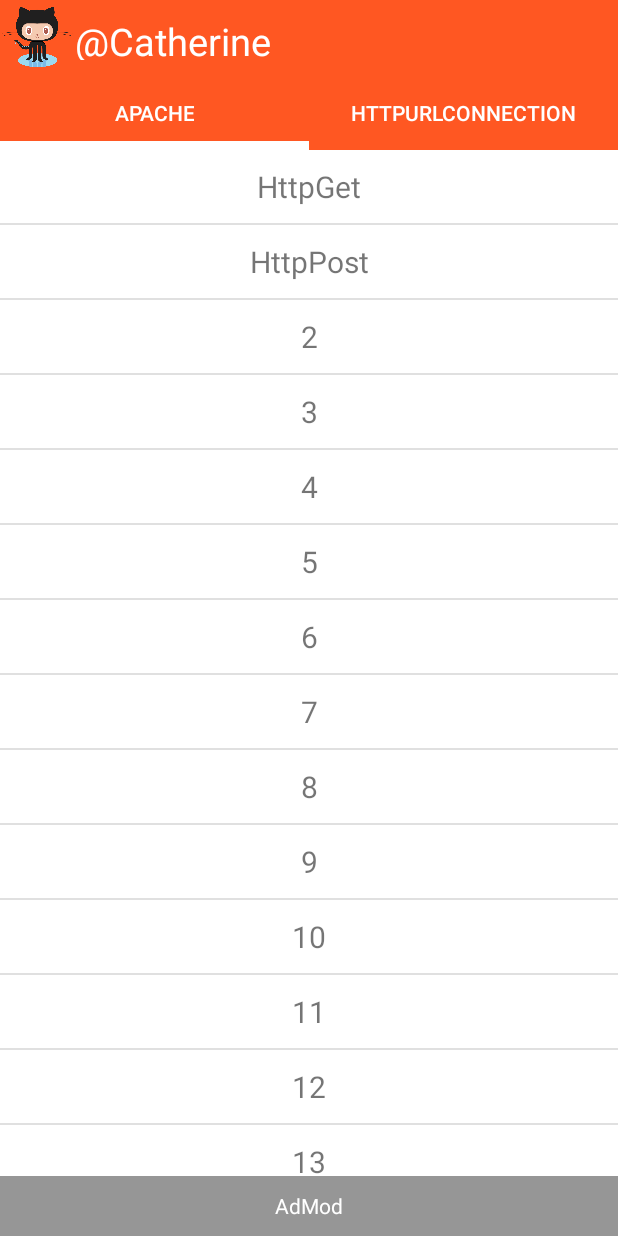
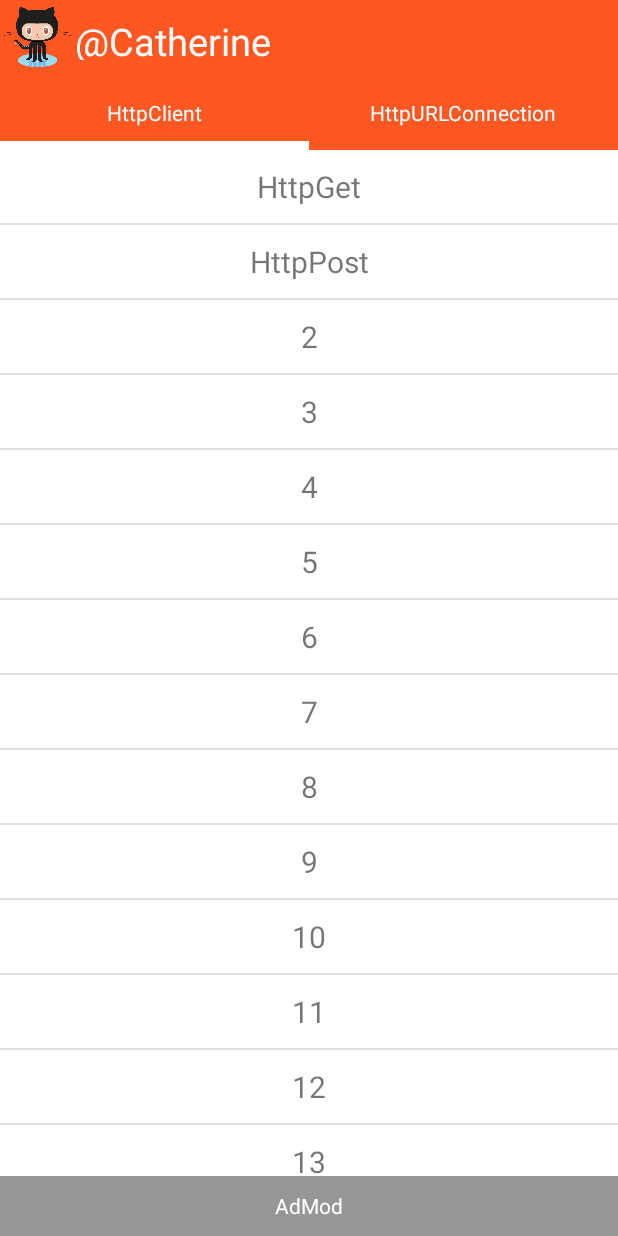
Before and after one commit to Catherine22/WebServices, an Android app: the screen it shows after launch (MainActivity), on a phone screen of 412 x 824 dp. Run offline under Robolectric (Android 15) with nearby library versions, the light colour scheme and no system bars.

Commit message:
fixed tablayout upper case problem

```diff
--- a/app/src/main/java/com/catherine/webservices/adapters/MainViewPagerAdapter.java
+++ b/app/src/main/java/com/catherine/webservices/adapters/MainViewPagerAdapter.java
@@ -18,7 +18,7 @@ public class MainViewPagerAdapter extends FragmentPagerAdapter {
         super(fm);
     }
 
-    private String[] mTitles = new String[]{"Apache", "HttpURLConnection"};
+    private String[] mTitles = new String[]{"HttpClient", "HttpURLConnection"};
 
     @Override
     public Fragment getItem(int position) {
--- a/app/src/main/java/com/catherine/webservices/network/NetworkHelper.kt
+++ b/app/src/main/java/com/catherine/webservices/network/NetworkHelper.kt
@@ -15,10 +15,13 @@ import java.util.*
  * catherine919@soft-world.com.tw
  */
 class NetworkHelper(private val ctx: Context) {
+    companion object {
+        val TAG = "NetworkHelper"
+    }
     fun isNetworkHealth(): Boolean {
         val cm = ctx.getSystemService(Context.CONNECTIVITY_SERVICE) as ConnectivityManager
         val activeNetwork = cm.activeNetworkInfo
-        CLog.e("Utils", activeNetwork!!.extraInfo)
+        CLog.e(TAG, activeNetwork!!.extraInfo)
         return activeNetwork != null && activeNetwork.isConnectedOrConnecting
     }
 
--- a/app/src/main/res/layout/activity_main.xml
+++ b/app/src/main/res/layout/activity_main.xml
@@ -50,6 +50,7 @@
                 app:tabIndicatorColor="@android:color/white"
                 app:tabIndicatorHeight="6dp"
                 app:tabSelectedTextColor="@android:color/white"
+                app:tabTextAppearance="@android:style/TextAppearance.Widget.TabWidget"
                 app:tabTextColor="@android:color/white"/>
 
         </android.support.design.widget.AppBarLayout>
```
Also changed, not shown: app/src/main/java/com/catherine/webservices/network/MyHttpURLConnection.java (+19 -7 lines), 1 other file.
